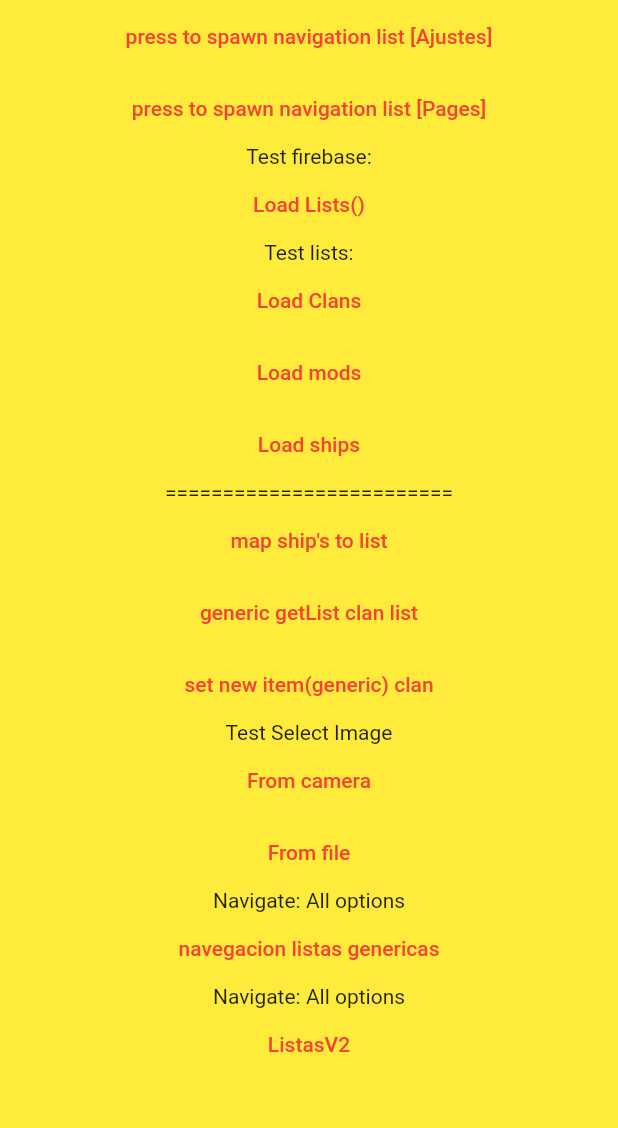
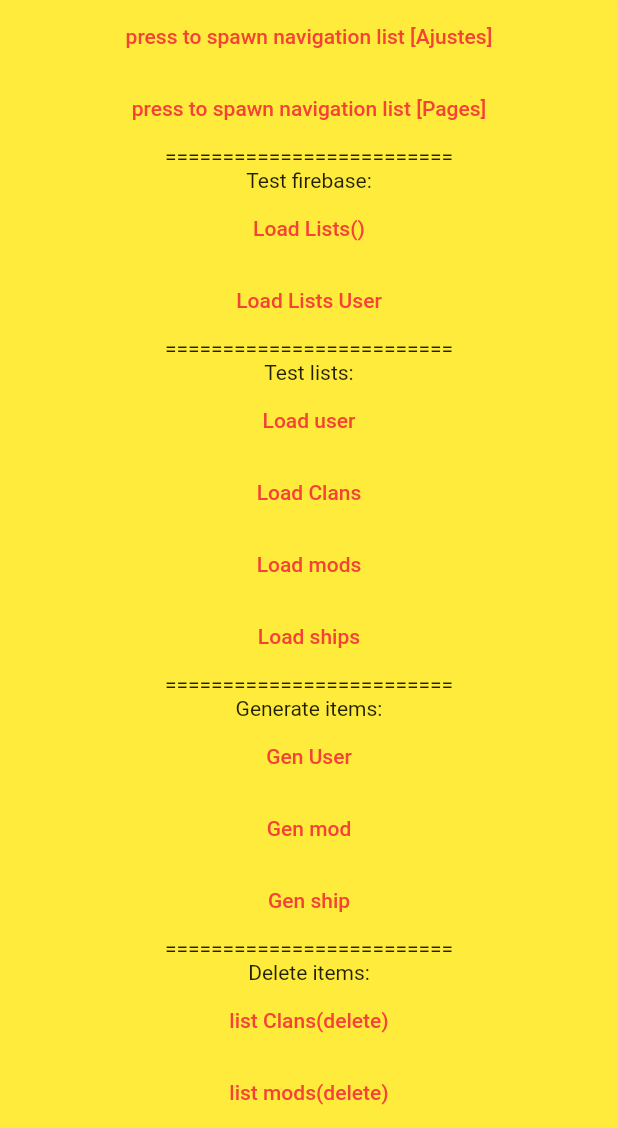
Before and after one commit to PolGarciaBlanch/star_fighter, a Flutter app: the screen it shows after launch, on a phone screen of 412 x 824 dp, the part 108-1236 px from its top. Run offline on Flutter 3.47's test engine with Material 2 defaults, Android fonts, the phone set to English and light mode, and no system bars; our stand-ins replace firebase_auth, firebase_core, firebase_database, flutter_compass, image_picker and 1 more; missing offline and left inert: cloudinary_sdk, dart:ffi, flutter_osm_plugin, mobile_scanner; accounts and stored records are empty.

Commit message:
push
flutter doc is shit

```diff
--- a/lib/Pantallas/pant_developer_test.dart
+++ b/lib/Pantallas/pant_developer_test.dart
@@ -43,7 +43,8 @@
         body: Container(
             color: Colors.yellow,
             width: 500,
-            child: Column(
+            child: new SingleChildScrollView(
+                child: Column(
               children: [
                 Text("Navigate:"),
                 TextButton(
@@ -66,6 +67,7 @@
                           dList.navigate, cBuilder.TextCard);
                     },
                     child: Text("press to spawn navigation list [Pages]")),
+                Text("========================="),
                 Text("Test firebase:"),
                 TextButton(
                     onPressed: () {
@@ -77,7 +79,22 @@
                       print("lol");
                     },
                     child: Text("Load Lists()")),
+                TextButton(
+                    onPressed: () {
+                      fd.GetObjList(
+                          fd.listUser, User.fromDatabaseJson, fd.user);
+                      print("lol");
+                    },
+                    child: Text("Load Lists User")),
+                Text("========================="),
                 Text("Test lists:"),
+                TextButton(
+                    onPressed: () {
+                      dList.GenerateGenericList(context, fd.listUser,
+                          fd.listUser, dList.test, cBuilder.TextCard);
+                      print("lol");
+                    },
+                    child: Text("Load user")),
                 TextButton(
                     onPressed: () {
                       dList.GenerateGenericList(context, fd.listClan,
@@ -99,6 +116,23 @@
                       print("lol");
                     },
                     child: Text("Load ships")),
+                Text("========================="),
+                Text("Generate items:"),
+                TextButton(
+                    onPressed: () {
+                      User k = User.genUser();
+                      Map<String, dynamic> a = k.toDatabaseJson();
+                      //fd.NewObj(a, "users/");
+                      fd.NewObjWithKey(a, "users/", "fffffff");
+                    },
+                    child: Text("Gen User")),
+                TextButton(onPressed: () {}, child: Text("Gen mod")),
+                TextButton(onPressed: () {}, child: Text("Gen ship")),
+                Text("========================="),
+                Text("Delete items:"),
+                TextButton(onPressed: () {}, child: Text("list Clans(delete)")),
+                TextButton(onPressed: () {}, child: Text("list mods(delete)")),
+                TextButton(onPressed: () {}, child: Text("list ships(delete)")),
                 Text("========================="),
                 TextButton(
                     onPressed: () {
@@ -152,7 +186,7 @@
                     },
                     child: Text("ListasV2"))
               ],
-            )));
+            ))));
     /*
     return ListaNavegacion(
       listNavOpt: navOpt,
--- a/lib/control/firabase_data.dart
+++ b/lib/control/firabase_data.dart
@@ -16,7 +16,7 @@
   List<Clan> listClan = [];
   List<Mod> listMod = [];
   List<Ship> listShip = [];
-  List<User> listPerson = [];
+  List<User> listUser = [];
 
   FirebaseDatabase firebase = FirebaseDatabase.instance;
   var referenceDatabase = FirebaseDatabase.instance;
@@ -55,6 +55,11 @@
     ref.child(path).push().set(map);
   }
 
+  NewObjWithKey(Map<String, dynamic> map, String path, String key) {
+    final ref = referenceDatabase.ref();
+    ref.child(path).child(key).set(map);
+  }
+
   DeleteObj(String path, String key) {
     final ref = referenceDatabase.ref();
     ref.child(path).child(key).remove();
--- a/lib/obj/obj_custom.dart
+++ b/lib/obj/obj_custom.dart
@@ -0,0 +1,26 @@
+class Custom {
+  String ship;
+  String alias;
+  List<String> mods;
+
+  Custom({
+    required this.ship,
+    required this.alias,
+    required this.mods,
+  });
+
+  factory Custom.fromDatabaseJson(Map<String, dynamic> data) => Custom(
+      ship: data['ship_id'], alias: data['alias'], mods: data['mods_id']);
+
+  Map<String, dynamic> toDatabaseJson() {
+    Map<String, dynamic> returnMap = new Map();
+    returnMap['ship'] = ship;
+    returnMap['alias'] = alias;
+    returnMap['mods'] = mods;
+    return returnMap;
+    /*
+    "ship_id": ship_id,
+    "alias": alias,
+    "mods_id": mods_id};*/
+  }
+}
--- a/lib/obj/obj_user.dart
+++ b/lib/obj/obj_user.dart
@@ -1 +1,118 @@
-class User {}
+import 'dart:convert';
+
+import 'package:star_fighter/obj/obj_custom.dart';
+
+class User {
+  String id;
+  String name;
+  String surname;
+  String alias;
+  int lvl;
+  int credits;
+  int chosenShip;
+  List<Custom> ships;
+  List<String> modules;
+
+  User({
+    required this.id,
+    required this.name,
+    required this.surname,
+    required this.alias,
+    required this.lvl,
+    required this.credits,
+    required this.chosenShip,
+    required this.ships,
+    required this.modules,
+  });
+  static User fromDatabaseJson(Map<String, dynamic> data, String id) {
+    List<Custom> custom = [
+      new Custom(ship: "ship", alias: "alias", mods: ["2", "1", "3"])
+    ];
+    List<String> modues = [];
+
+    return new User(
+        id: id,
+        name: data['name'],
+        surname: data['surname'],
+        alias: data['alias'],
+        lvl: data['lvl'],
+        credits: data['credits'],
+        chosenShip: data['chosenShip'],
+        modules: modues,
+        ships: custom);
+  }
+
+/*
+  factory User.fromDatabaseJson(Map<String, dynamic> data, String id) => User(
+      id: id,
+      name: data['name'],
+      surname: data['surname'],
+      alias: data['alias'],
+      lvl: data['lvl'],
+      credits: data['credits'],
+      chosenShip: data['chosenShip'],
+      modules: [data['modules']],
+      ships: [data['ships']);
+*/
+  Map<String, dynamic> toDatabaseJson() {
+/*
+        "name": name,
+        "surname": surname,
+        "alias": alias,
+        "lvl": lvl,
+        "credits": credits,
+        "chosenShip": chosenShip,
+        "ships": ships,
+        "modules": modules*/
+    Map<String, dynamic> returnMap = new Map();
+    returnMap['name'] = name;
+    returnMap['surname'] = surname;
+    returnMap['alias'] = alias;
+    returnMap['lvl'] = lvl;
+    returnMap['credits'] = credits;
+    returnMap['chosenShip'] = chosenShip;
+    returnMap['ships'] = ships.map((attribute) {
+      Map<String, dynamic> attributeMap = new Map<String, dynamic>();
+      attributeMap["alias"] = attribute.alias;
+      attributeMap["mods"] = attribute.mods;
+      attributeMap["ship"] = attribute.ship;
+
+      return attributeMap;
+    }).toList();
+    returnMap['modules'] = modules;
+
+    return returnMap;
+  }
+
+  //llama esta funcion para crear usuarios modifica nombres y lvl y has de poenr el id
+  static User genUser() {
+    return new User(
+        id: "TEST",
+        name: "name",
+        surname: "surname",
+        alias: "alias",
+        lvl: 0,
+        credits: 10000,
+        chosenShip: 1,
+        ships: [
+          new Custom(ship: "ship", alias: "alias", mods: ["2", "1", "3"])
+        ],
+        modules: [
+          "0",
+          "1",
+          "2"
+        ]);
+  }
+  //notas de como generar user(y los demas obj)
+  /*
+  User k = User.genUser();  < esta funcion te genera un user rellenito de cosas modifica  el contenido a tu gusto
+                              < tendras que pasarle el nombre, el id y la key que generas tu
+
+                      Map<String, dynamic> a = k.toDatabaseJson(); < con esta funcion extraes el mapa
+                      FirebaseData fd = new FirebaseData();
+                      //fd.NewObj(a, "users/");  < ANTIGUA FUNCION NO LE PASAS KEY GENERA EL UNA RANDOM
+                      fd.NewObjWithKey(a, "users/", "kkkkkkk");  < OBJETO, PATH, KEY: EL PATH ESTA PUESTO EN FB (fd.users)
+  */
+  //para guardarlo has de llamar a la fucion
+  //tienes ejemplo en Developer page, Generateitems: Gen User.
+}
```
